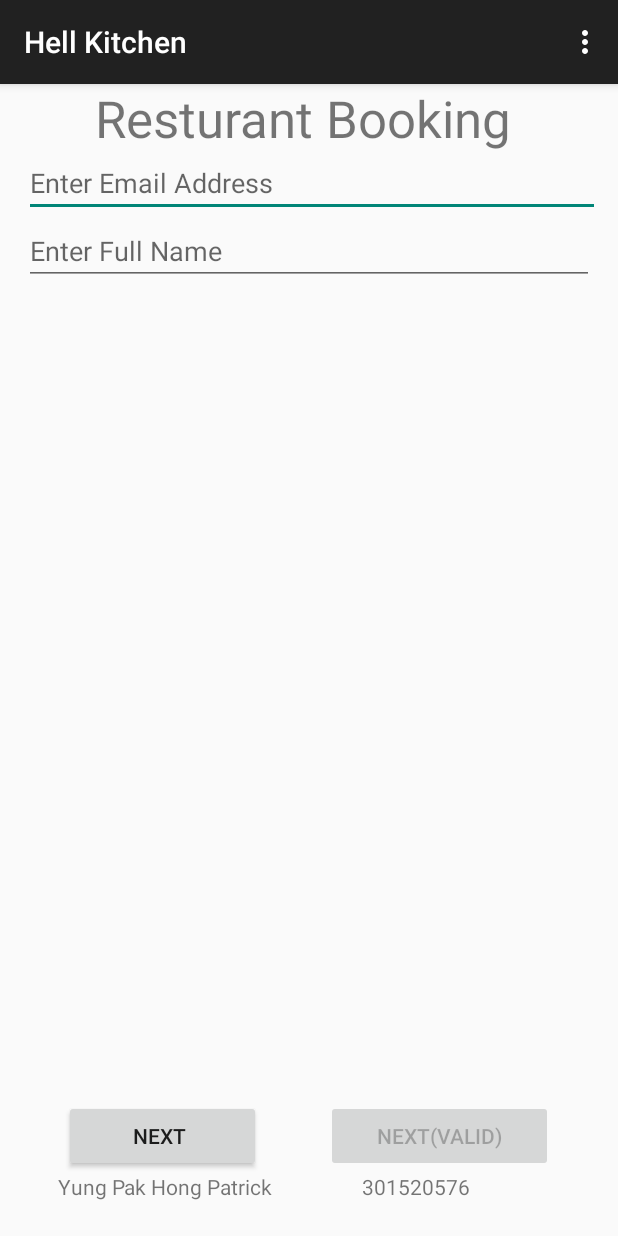
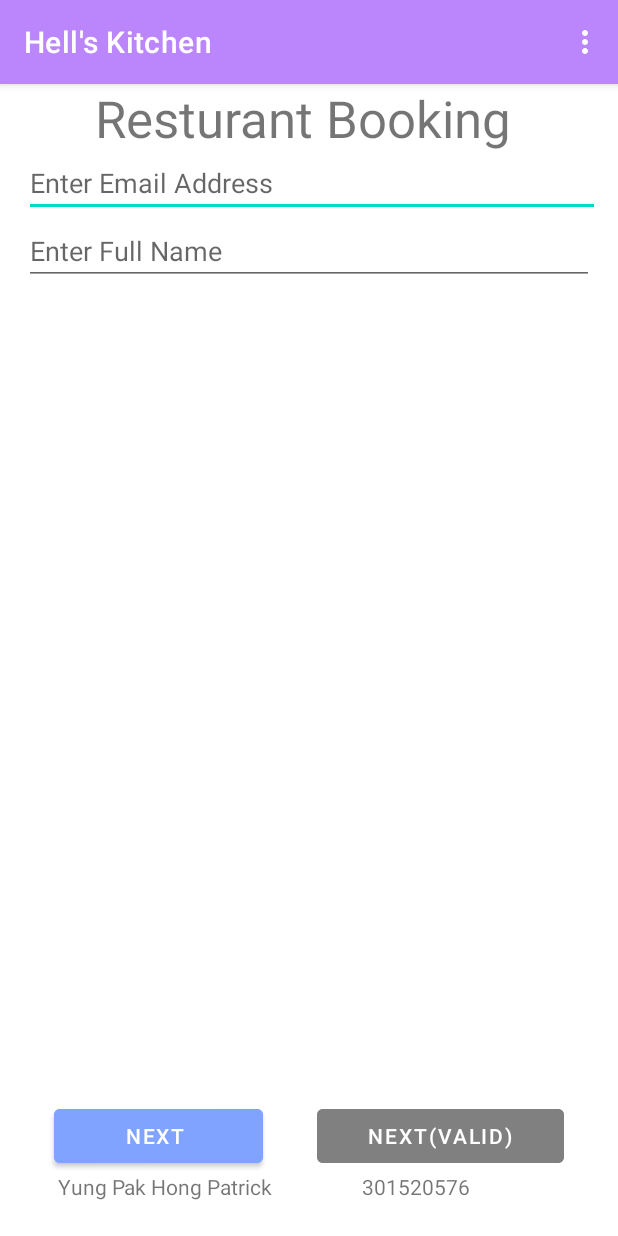
Before and after one commit to patrick-yung/MAPD711-A1-YungPakHongPatrick, an Android app: the screen it shows after launch (MainActivity), on a phone screen of 412 x 824 dp. Run offline under Robolectric (Android 15) with nearby library versions, the phone set to English and light mode, and no system bars.

Commit message:
-Add menu bar on all page -Removed theme method -Add color id for app -Fix button not displaying correctly - 17/09/2025 - Yung Pak Hong Patrick

```diff
--- a/app/src/main/AndroidManifest.xml
+++ b/app/src/main/AndroidManifest.xml
@@ -20,8 +20,7 @@
             />
         <activity
             android:name=".MainActivity"
-            android:exported="true"
-            android:theme="@style/Theme.AppCompat.Light.DarkActionBar">
+            android:exported="true">
             <intent-filter>
                 <action android:name="android.intent.action.MAIN" />
 
--- /dev/null
+++ b/app/src/main/res/drawable/buttonselect.xml
@@ -0,0 +1,5 @@
+<?xml version="1.0" encoding="utf-8"?>
+<selector xmlns:android="http://schemas.android.com/apk/res/android">
+    <item android:color="@color/lightblue" android:state_enabled="true"/>
+    <item android:color="@color/grey" android:state_enabled="false"/>
+</selector>
--- a/app/src/main/res/layout/activity_confirm.xml
+++ b/app/src/main/res/layout/activity_confirm.xml
@@ -24,7 +24,7 @@
             android:id="@+id/txtmaintittle"
             android:layout_width="match_parent"
             android:layout_height="wrap_content"
-            android:text="Resturant Booking "
+            android:text="Restaurant Booking "
             android:textAlignment="center"
             android:textSize="34sp" />
 
@@ -95,6 +95,8 @@
                 android:layout_width="match_parent"
                 android:layout_height="wrap_content"
                 android:layout_weight="0"
+                android:backgroundTint = "@color/lightblue"
+                android:textColor = "@color/white"
                 android:text="Confirm" />
 
             <LinearLayout
--- a/app/src/main/res/layout/activity_mainclient.xml
+++ b/app/src/main/res/layout/activity_mainclient.xml
@@ -79,6 +79,8 @@
                     android:layout_width="wrap_content"
                     android:layout_height="wrap_content"
                     android:layout_weight="1"
+                    android:backgroundTint = "@color/lightblue"
+                    android:textColor = "@color/white"
                     android:text="   Next    " />
 
                 <Space
@@ -91,6 +93,8 @@
                     android:layout_width="wrap_content"
                     android:layout_height="wrap_content"
                     android:layout_weight="1"
+                    android:backgroundTint="@drawable/buttonselect"
+                    android:textColor = "@color/white"
                     android:text="Next(Valid)" />
 
                 <Space
--- a/app/src/main/res/values-night/themes.xml
+++ b/app/src/main/res/values-night/themes.xml
@@ -1,7 +1,16 @@
 <resources xmlns:tools="http://schemas.android.com/tools">
     <!-- Base application theme. -->
-    <style name="Base.Theme.Assignment1" parent="Theme.Material3.DayNight.NoActionBar">
+    <style name="Base.Theme.Assignment1" parent="Theme.MaterialComponents.DayNight.DarkActionBar">
         <!-- Customize your dark theme here. -->
+        <item name="colorPrimary">@color/purple_200</item>
+        <item name="colorPrimaryVariant">@color/purple_700</item>
+        <item name="colorOnPrimary">@color/black</item>
+        <!-- Secondary brand color. -->
+        <item name="colorSecondary">@color/teal_200</item>
+        <item name="colorSecondaryVariant">@color/teal_200</item>
+        <item name="colorOnSecondary">@color/black</item>
+        <!-- Status bar color. -->
+        <item name="android:statusBarColor">?attr/colorPrimaryVariant</item>
         <!-- <item name="colorPrimary">@color/my_dark_primary</item> -->
     </style>
 </resources>
--- a/app/src/main/res/values/colors.xml
+++ b/app/src/main/res/values/colors.xml
@@ -1,5 +1,12 @@
 <?xml version="1.0" encoding="utf-8"?>
 <resources>
+    <color name="purple_200">#FFBB86FC</color>
+    <color name="purple_500">#FF6200EE</color>
+    <color name="purple_700">#FF3700B3</color>
+    <color name="teal_200">#FF03DAC5</color>
+    <color name="teal_700">#FF018786</color>
+    <color name="lightblue">#FF80A3FF</color>
     <color name="black">#FF000000</color>
     <color name="white">#FFFFFFFF</color>
+    <color name ="grey">#FF808080</color>
 </resources>
--- a/app/src/main/res/values/strings.xml
+++ b/app/src/main/res/values/strings.xml
@@ -1,5 +1,5 @@
 <resources>
-    <string name="app_name">"Hell Kitchen"</string>
+    <string name="app_name">"Hell's Kitchen"</string>
     <string name="title_activity_appointment">AppointmentActivity</string>
     <string name="prompt_email">Email</string>
     <string name="prompt_password">Password</string>
--- a/app/src/main/res/values/themes.xml
+++ b/app/src/main/res/values/themes.xml
@@ -1,7 +1,14 @@
 <resources xmlns:tools="http://schemas.android.com/tools">
     <!-- Base application theme. -->
-    <style name="Base.Theme.Assignment1" parent="Theme.Material3.DayNight.NoActionBar">
-        <!-- Customize your light theme here. -->
+    <style name="Base.Theme.Assignment1" parent="Theme.MaterialComponents.DayNight.DarkActionBar">
+        <!-- Customize your light theme here. --> <!-- Primary brand color. -->
+        <item name="colorPrimary">@color/purple_200</item>
+        <!-- Secondary brand color. -->
+        <item name="colorSecondary">@color/teal_200</item>
+        <item name="colorSecondaryVariant">@color/teal_200</item>
+        <item name="colorOnSecondary">@color/black</item>
+        <!-- Status bar color. -->
+        <item name="android:statusBarColor">?attr/colorPrimaryVariant</item>
         <!-- <item name="colorPrimary">@color/my_light_primary</item> -->
     </style>
 
```
Also changed, not shown: app/src/main/java/com/example/assignment1/MainActivity.kt (+10 -0 lines), app/src/main/res/layout/activity_appointmentdetails.xml (+13 -4 lines).
